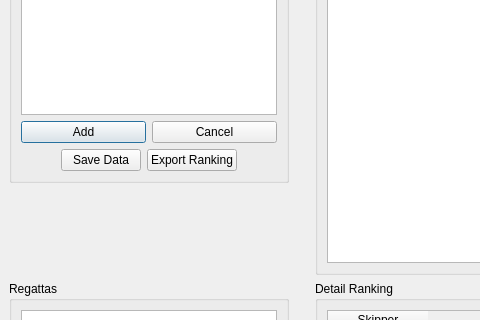
Qt form classifiche/main_win.ui (BackupTheBerlios/sailforlinux-svn) before a commit; both pictures show x 0 to 480 and y 115 to 435 of the 914 by 813 pixel window.
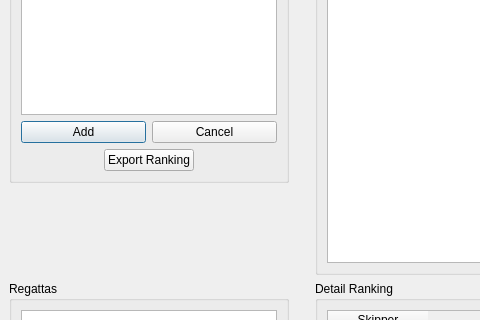
The same form after that commit.

Commit message: Implemented the class ranking. Deleted unused function and button

Diff of the .ui file:
```diff
--- a/classifiche/main_win.ui
+++ b/classifiche/main_win.ui
@@ -145,13 +145,6 @@
                   </property>
                  </spacer>
                 </item>
-                <item>
-                 <widget class="QPushButton" name="B_SaveClassRank" >
-                  <property name="text" >
-                   <string>Save Data</string>
-                  </property>
-                 </widget>
-                </item>
                 <item>
                  <widget class="QPushButton" name="B_ExportClassRank" >
                   <property name="text" >
```
The commit also changes 8 other files.
